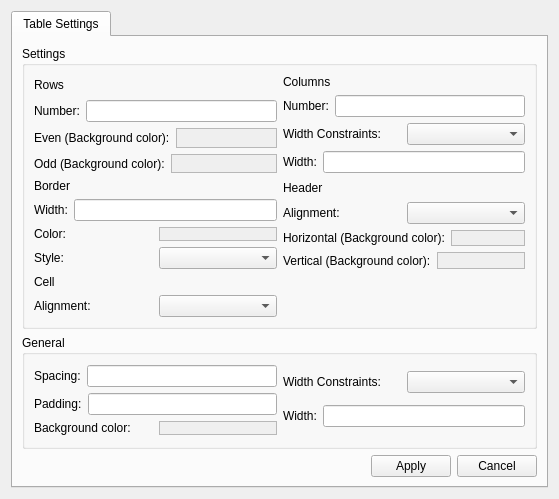
The window that src/terralib/layout/qt/ui/TextGridSettings.ui (claudiobogossian/terralib5) describes before a commit, drawn with Qt 5.
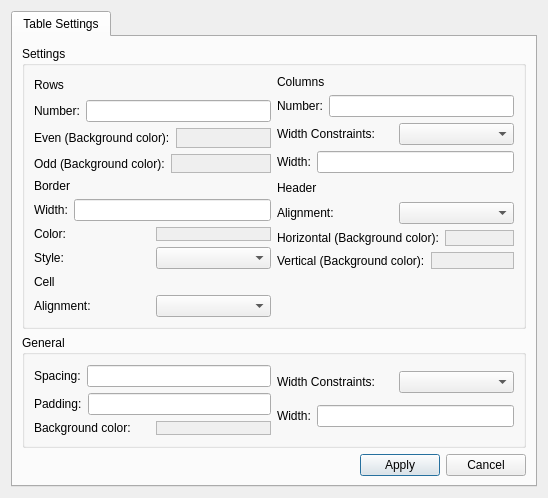
The same window after the commit.

Patch:
```diff
--- a/src/terralib/layout/qt/ui/TextGridSettings.ui
+++ b/src/terralib/layout/qt/ui/TextGridSettings.ui
@@ -1,13 +1,13 @@
 <?xml version="1.0" encoding="UTF-8"?>
 <ui version="4.0">
  <class>TextGridSettings</class>
- <widget class="QWidget" name="TextGridSettings">
+ <widget class="QDialog" name="TextGridSettings">
   <property name="geometry">
    <rect>
     <x>0</x>
     <y>0</y>
-    <width>559</width>
-    <height>499</height>
+    <width>548</width>
+    <height>491</height>
    </rect>
   </property>
   <property name="windowTitle">
```
Left out of the diff: 17 changed lines with no effect on the pictures.
